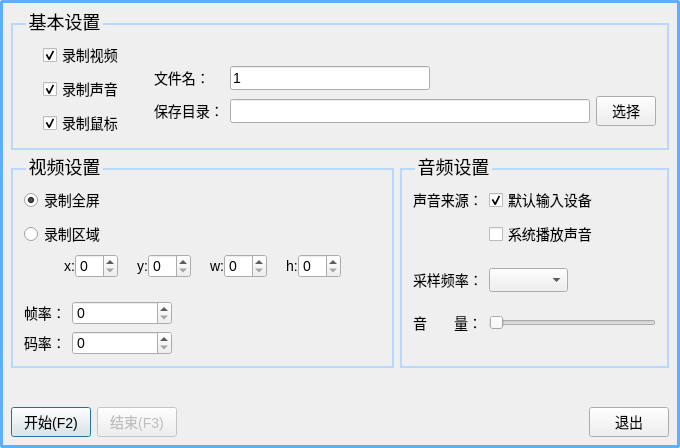
Old version of the form maindlg.ui in the repository 19090/ScreenRecord.
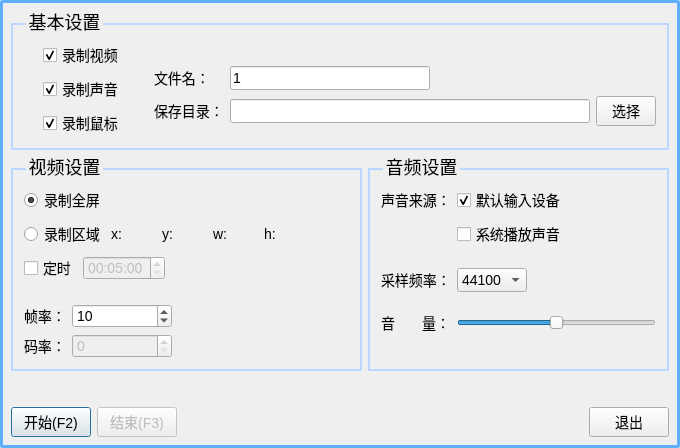
New version of the form.

Patch:
```diff
--- a/maindlg.ui
+++ b/maindlg.ui
@@ -199,7 +199,7 @@
     </widget>
    </item>
    <item>
-    <layout class="QHBoxLayout" name="horizontalLayout_12">
+    <layout class="QHBoxLayout" name="horizontalLayout_7">
      <item>
       <widget class="QGroupBox" name="gboxVideoSet">
        <property name="title">
@@ -207,10 +207,12 @@
        </property>
        <layout class="QVBoxLayout" name="verticalLayout_4">
         <item>
-         <layout class="QHBoxLayout" name="horizontalLayout_4">
+         <layout class="QHBoxLayout" name="horizontalLayout_5">
           <item>
            <layout class="QVBoxLayout" name="verticalLayout_3">
             <item>
+             <layout class="QHBoxLayout" name="horizontalLayout_3">
+              <item>
              <widget class="QRadioButton" name="rbtnFullScreen">
               <property name="text">
                <string>录制全屏</string>
@@ -221,165 +223,135 @@
              </widget>
             </item>
             <item>
+               <spacer name="horizontalSpacer_12">
+                <property name="orientation">
+                 <enum>Qt::Horizontal</enum>
+                </property>
+                <property name="sizeHint" stdset="0">
+                 <size>
+                  <width>40</width>
+                  <height>20</height>
+                 </size>
+                </property>
+               </spacer>
+              </item>
+             </layout>
+            </item>
+            <item>
+             <layout class="QHBoxLayout" name="horizontalLayout_2">
+              <item>
              <widget class="QRadioButton" name="rbtnEreaSelect">
               <property name="text">
                <string>录制区域</string>
               </property>
              </widget>
             </item>
-           </layout>
-          </item>
           <item>
-           <spacer name="horizontalSpacer_3">
-            <property name="orientation">
-             <enum>Qt::Horizontal</enum>
-            </property>
-            <property name="sizeHint" stdset="0">
+               <widget class="QLabel" name="labelX">
+                <property name="minimumSize">
              <size>
-              <width>40</width>
-              <height>20</height>
-             </size>
-            </property>
-           </spacer>
-          </item>
-         </layout>
-        </item>
-        <item>
-         <layout class="QHBoxLayout" name="horizontalLayout_8">
-          <item>
-           <spacer name="horizontalSpacer_9">
-            <property name="orientation">
-             <enum>Qt::Horizontal</enum>
-            </property>
-            <property name="sizeType">
-             <enum>QSizePolicy::Fixed</enum>
-            </property>
-            <property name="sizeHint" stdset="0">
-             <size>
-              <width>40</width>
-              <height>20</height>
-             </size>
-            </property>
-           </spacer>
-          </item>
-          <item>
-           <layout class="QHBoxLayout" name="horizontalLayout_7">
-            <property name="spacing">
-             <number>0</number>
-            </property>
-            <item>
-             <widget class="QLabel" name="label_5">
+                  <width>45</width>
+                  <height>0</height>
+                 </size>
+                </property>
               <property name="text">
                <string>x:</string>
               </property>
              </widget>
             </item>
             <item>
-             <widget class="QSpinBox" name="spinBox"/>
-            </item>
-           </layout>
-          </item>
-          <item>
-           <spacer name="horizontalSpacer_8">
-            <property name="orientation">
-             <enum>Qt::Horizontal</enum>
-            </property>
-            <property name="sizeType">
-             <enum>QSizePolicy::Fixed</enum>
-            </property>
-            <property name="sizeHint" stdset="0">
+               <widget class="QLabel" name="labelY">
+                <property name="minimumSize">
              <size>
-              <width>13</width>
-              <height>20</height>
-             </size>
-            </property>
-           </spacer>
-          </item>
-          <item>
-           <layout class="QHBoxLayout" name="horizontalLayout_5">
-            <property name="spacing">
-             <number>0</number>
-            </property>
-            <item>
-             <widget class="QLabel" name="label_6">
+                  <width>45</width>
+                  <height>0</height>
+                 </size>
+                </property>
               <property name="text">
                <string>y:</string>
               </property>
              </widget>
             </item>
             <item>
-             <widget class="QSpinBox" name="spinBox_2"/>
-            </item>
-           </layout>
-          </item>
-          <item>
-           <spacer name="horizontalSpacer_4">
-            <property name="orientation">
-             <enum>Qt::Horizontal</enum>
-            </property>
-            <property name="sizeType">
-             <enum>QSizePolicy::Fixed</enum>
-            </property>
-            <property name="sizeHint" stdset="0">
+               <widget class="QLabel" name="labelW">
+                <property name="minimumSize">
              <size>
-              <width>13</width>
-              <height>20</height>
-             </size>
-            </property>
-           </spacer>
-          </item>
-          <item>
-           <layout class="QHBoxLayout" name="horizontalLayout_3">
-            <property name="spacing">
-             <number>0</number>
-            </property>
-            <item>
-             <widget class="QLabel" name="label_7">
+                  <width>45</width>
+                  <height>0</height>
+                 </size>
+                </property>
               <property name="text">
                <string>w:</string>
               </property>
              </widget>
             </item>
             <item>
-             <widget class="QSpinBox" name="spinBox_3"/>
-            </item>
-           </layout>
-          </item>
-          <item>
-           <spacer name="horizontalSpacer_2">
-            <property name="orientation">
-             <enum>Qt::Horizontal</enum>
-            </property>
-            <property name="sizeType">
-             <enum>QSizePolicy::Fixed</enum>
-            </property>
-            <property name="sizeHint" stdset="0">
+               <widget class="QLabel" name="labelH">
+                <property name="minimumSize">
              <size>
-              <width>13</width>
-              <height>20</height>
-             </size>
-            </property>
-           </spacer>
-          </item>
-          <item>
-           <layout class="QHBoxLayout" name="horizontalLayout_2">
-            <property name="spacing">
-             <number>0</number>
-            </property>
-            <item>
-             <widget class="QLabel" name="label_8">
+                  <width>45</width>
+                  <height>0</height>
+                 </size>
+                </property>
               <property name="text">
                <string>h:</string>
               </property>
              </widget>
             </item>
+             </layout>
+            </item>
             <item>
-             <widget class="QSpinBox" name="spinBox_4"/>
-            </item>
-           </layout>
-          </item>
+             <layout class="QHBoxLayout" name="horizontalLayout_4">
+              <item>
+               <widget class="QCheckBox" name="checkBoxTimeRecord">
+                <property name="text">
+                 <string>定时</string>
+                </property>
+               </widget>
+              </item>
+              <item>
+               <widget class="QTimeEdit" name="timeEdit">
+                <property name="enabled">
+                 <bool>false</bool>
+                </property>
+                <property name="minimumTime">
+                 <time>
+                  <hour>0</hour>
+                  <minute>1</minute>
+                  <second>0</second>
+                 </time>
+                </property>
+                <property name="displayFormat">
+                 <string>HH:mm:ss</string>
+                </property>
+                <property name="time">
+                 <time>
+                  <hour>0</hour>
+                  <minute>5</minute>
+                  <second>0</second>
+                 </time>
+                </property>
+               </widget>
+              </item>
+              <item>
+               <spacer name="horizontalSpacer_2">
+                <property name="orientation">
+                 <enum>Qt::Horizontal</enum>
+                </property>
+                <property name="sizeHint" stdset="0">
+                 <size>
+                  <width>40</width>
+                  <height>20</height>
+                 </size>
+                </property>
+               </spacer>
+              </item>
+             </layout>
+            </item>
+           </layout>
+          </item>
           <item>
-           <spacer name="horizontalSpacer_10">
+           <spacer name="horizontalSpacer_3">
             <property name="orientation">
              <enum>Qt::Horizontal</enum>
             </property>
@@ -425,6 +397,15 @@
                 <height>0</height>
                </size>
               </property>
+              <property name="minimum">
+               <number>1</number>
+              </property>
+              <property name="maximum">
+               <number>25</number>
+              </property>
+              <property name="value">
+               <number>10</number>
+              </property>
              </widget>
             </item>
             <item row="1" column="0">
@@ -435,13 +416,19 @@
              </widget>
             </item>
             <item row="1" column="1">
-             <widget class="QSpinBox" name="spinBoxSampleRate">
+             <widget class="QSpinBox" name="spinBoxbiteRate">
+              <property name="enabled">
+               <bool>false</bool>
+              </property>
               <property name="minimumSize">
                <size>
                 <width>100</width>
                 <height>0</height>
                </size>
               </property>
+              <property name="maximum">
+               <number>10000000</number>
+              </property>
              </widget>
             </item>
            </layout>
@@ -527,7 +514,18 @@
            </widget>
           </item>
           <item>
-           <widget class="QComboBox" name="cboxSampleRate"/>
+           <widget class="QComboBox" name="cboxSampleRate">
+            <item>
+             <property name="text">
+              <string>44100</string>
+             </property>
+            </item>
+            <item>
+             <property name="text">
+              <string>22050</string>
+             </property>
+            </item>
+           </widget>
           </item>
           <item>
            <spacer name="horizontalSpacer_7">
@@ -560,7 +558,13 @@
            </widget>
           </item>
           <item>
-           <widget class="QSlider" name="horizontalSlider">
+           <widget class="QSlider" name="sliderVolume">
+            <property name="maximum">
+             <number>100</number>
+            </property>
+            <property name="value">
+             <number>50</number>
+            </property>
             <property name="orientation">
              <enum>Qt::Horizontal</enum>
             </property>
```
Left out of the diff: 2 changed lines with no effect on the pictures. Lines whose indentation alone changed are shown as unchanged.
